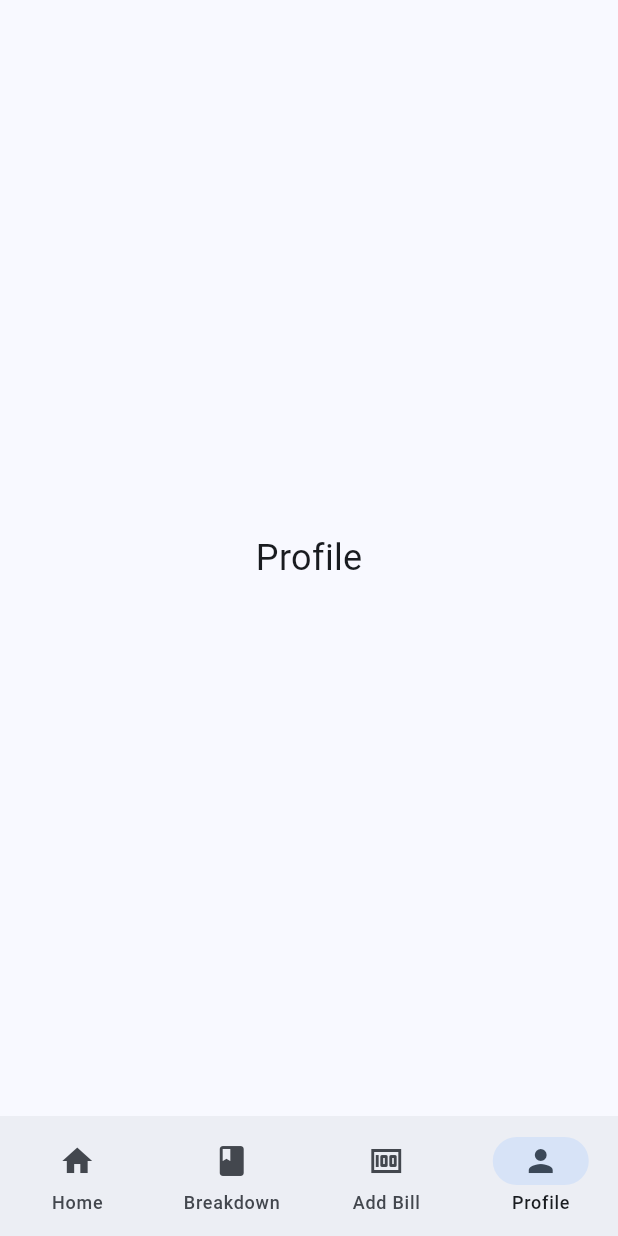
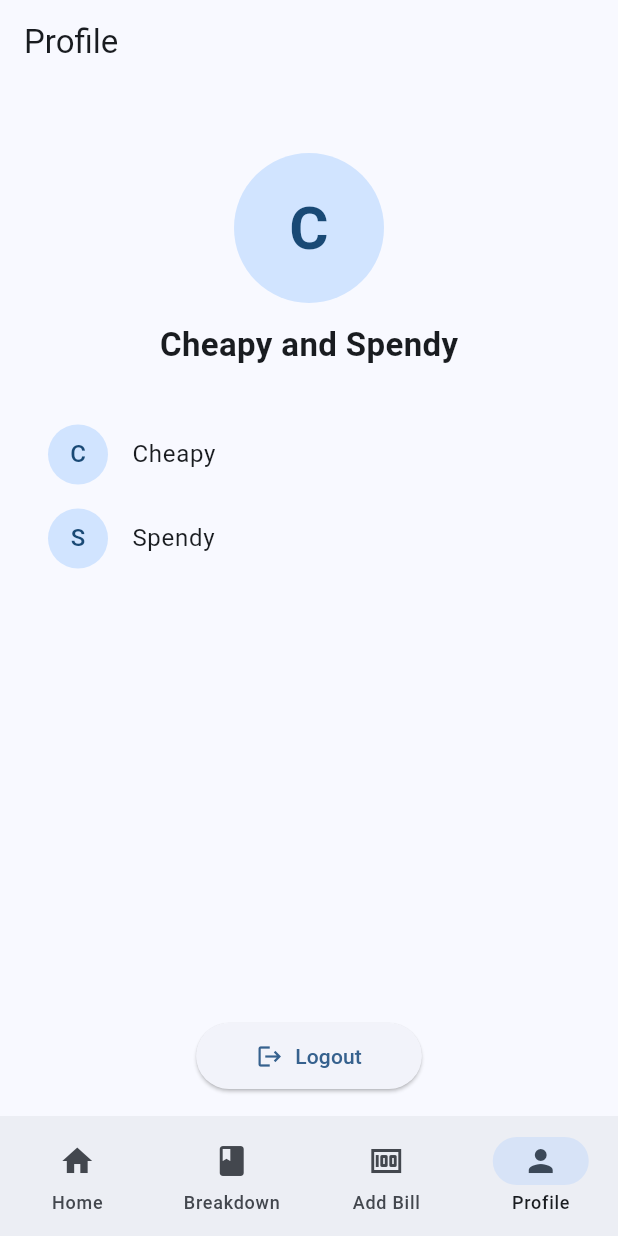
Before and after one commit to KeiranMacKay/MobileDevFinalProject, a Flutter app: the screen it shows after launch, item 4 of the bottom bar chosen, on a phone screen of 412 x 824 dp. Run offline on Flutter 3.47's test engine with Material 3 defaults, Android fonts, the phone set to English and light mode, and no system bars; our stand-ins replace fl_chart.

Commit message:
profile ui changes

```diff
--- a/lib/pages/profile.dart
+++ b/lib/pages/profile.dart
@@ -1,11 +1,90 @@
 import 'package:flutter/material.dart';
 
-class Profile extends StatelessWidget {
+class Profile extends StatefulWidget {
+  const Profile({super.key});
+
+  @override
+  State<Profile> createState() => _ProfileState();
+}
+
+class _ProfileState extends State<Profile> {
+  final String username = 'Cheapy and Spendy';
+
+  final List<String> _users = ['Cheapy', 'Spendy'];
+
   @override
   Widget build(BuildContext context) {
-    return const Scaffold(
-      body: Center(
-        child: Text('Profile', style: TextStyle(fontSize: 24)),
+    return Scaffold(
+      appBar: AppBar(title: const Text('Profile')),
+      body: Padding(
+        padding: const EdgeInsets.all(16.0),
+        child: Column(
+          children: [
+            const SizedBox(height: 30),
+
+            //avatar
+            Column(
+              children: [
+                CircleAvatar(
+                  radius: 50,
+                  child: Text(
+                    username[0],
+                    style: const TextStyle(
+                      fontSize: 40,
+                      fontWeight: FontWeight.bold,
+                    ),
+                  ),
+                ),
+                const SizedBox(height: 12),
+
+                //username
+                Text(
+                  username,
+                  style: const TextStyle(
+                    fontSize: 22,
+                    fontWeight: FontWeight.bold,
+                  ),
+                ),
+              ],
+            ),
+            const SizedBox(height: 30),
+
+            //users display
+            Expanded(
+              child: ListView.builder(
+                itemCount: _users.length,
+                itemBuilder: (context, index) {
+                  String user = _users[index];
+                  return ListTile(
+                    leading: CircleAvatar(
+                      child: Text(user[0]),
+                    ),
+                    title: Text(user),
+                    onTap: () {},
+                  );
+                },
+              ),
+            ),
+
+            //logout
+            Center(
+              child: ElevatedButton.icon(
+                onPressed: () {
+
+                  ScaffoldMessenger.of(context).showSnackBar(
+                    const SnackBar(content: Text('Logged out')),
+                  );
+                },
+                icon: const Icon(Icons.logout),
+                label: const Text('Logout'),
+                style: ElevatedButton.styleFrom(
+                  padding:
+                  const EdgeInsets.symmetric(horizontal: 40, vertical: 12),
+                ),
+              ),
+            ),
+          ],
+        ),
       ),
     );
   }
```
